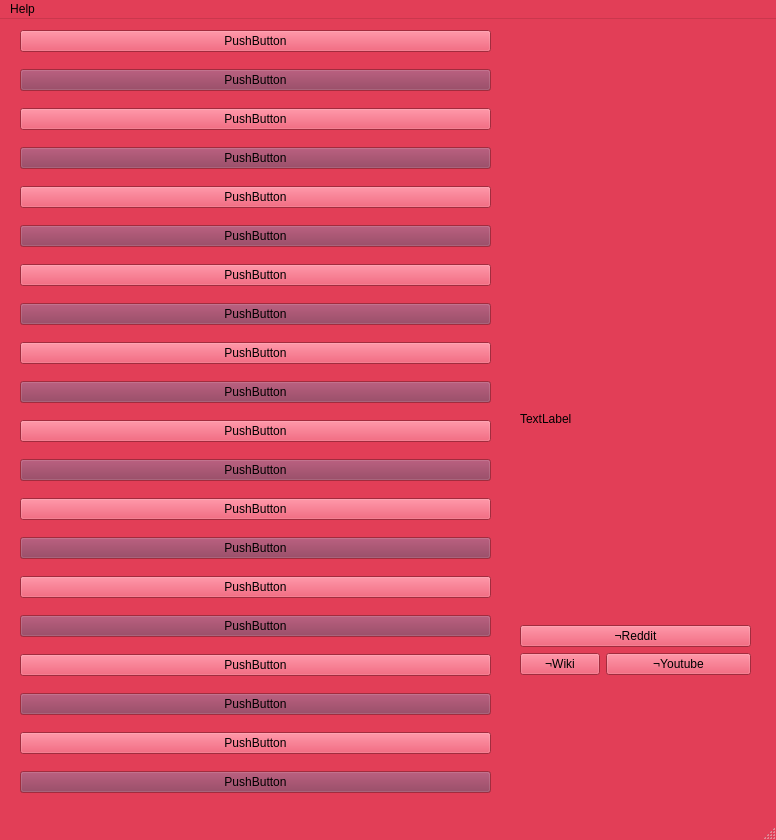
This is topUpcoming.ui in vv020633/WeebGuidance as Qt 5 draws it before an edit. The edited form follows.
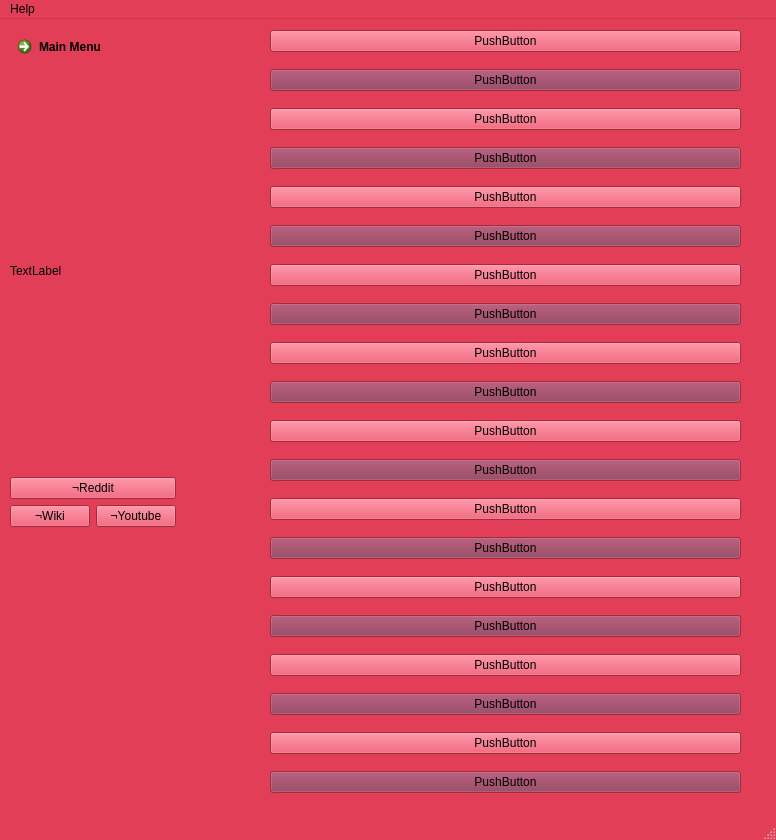
This is the edited form. Icons and pictures are not drawn.

Commit message: Bug fixes + cleaning up discover series menu. Inclusion of randomization function to the button as well as attaching links to the appended text

What changed in the file:
```diff
--- a/topUpcoming.ui
+++ b/topUpcoming.ui
@@ -108,7 +108,7 @@
    <widget class="QWidget" name="layoutWidget">
     <property name="geometry">
      <rect>
-      <x>20</x>
+      <x>270</x>
       <y>0</y>
       <width>501</width>
       <height>801</height>
@@ -699,12 +699,467 @@
    <widget class="QWidget" name="layoutWidget">
     <property name="geometry">
      <rect>
-      <x>520</x>
-      <y>200</y>
+      <x>10</x>
+      <y>10</y>
       <width>231</width>
-      <height>471</height>
+      <height>581</height>
      </rect>
     </property>
+    <layout class="QFormLayout" name="formLayout_2">
+     <item row="0" column="0">
+      <widget class="QCommandLinkButton" name="backButton">
+       <property name="palette">
+        <palette>
+         <active>
+          <colorrole role="WindowText">
+           <brush brushstyle="SolidPattern">
+            <color alpha="255">
+             <red>0</red>
+             <green>0</green>
+             <blue>0</blue>
+            </color>
+           </brush>
+          </colorrole>
+          <colorrole role="Button">
+           <brush brushstyle="SolidPattern">
+            <color alpha="255">
+             <red>226</red>
+             <green>62</green>
+             <blue>87</blue>
+            </color>
+           </brush>
+          </colorrole>
+          <colorrole role="Light">
+           <brush brushstyle="SolidPattern">
+            <color alpha="255">
+             <red>255</red>
+             <green>154</green>
+             <blue>170</blue>
+            </color>
+           </brush>
+          </colorrole>
+          <colorrole role="Midlight">
+           <brush brushstyle="SolidPattern">
+            <color alpha="255">
+             <red>240</red>
+             <green>108</green>
+             <blue>128</blue>
+            </color>
+           </brush>
+          </colorrole>
+          <colorrole role="Dark">
+           <brush brushstyle="SolidPattern">
+            <color alpha="255">
+             <red>113</red>
+             <green>31</green>
+             <blue>43</blue>
+            </color>
+           </brush>
+          </colorrole>
+          <colorrole role="Mid">
+           <brush brushstyle="SolidPattern">
+            <color alpha="255">
+             <red>151</red>
+             <green>41</green>
+             <blue>58</blue>
+            </color>
+           </brush>
+          </colorrole>
+          <colorrole role="Text">
+           <brush brushstyle="SolidPattern">
+            <color alpha="255">
+             <red>0</red>
+             <green>0</green>
+             <blue>0</blue>
+            </color>
+           </brush>
+          </colorrole>
+          <colorrole role="BrightText">
+           <brush brushstyle="SolidPattern">
+            <color alpha="255">
+             <red>255</red>
+             <green>255</green>
+             <blue>255</blue>
+            </color>
+           </brush>
+          </colorrole>
+          <colorrole role="ButtonText">
+           <brush brushstyle="SolidPattern">
+            <color alpha="255">
+             <red>0</red>
+             <green>0</green>
+             <blue>0</blue>
+            </color>
+           </brush>
+          </colorrole>
+          <colorrole role="Base">
+           <brush brushstyle="SolidPattern">
+            <color alpha="255">
+             <red>255</red>
+             <green>255</green>
+             <blue>255</blue>
+            </color>
+           </brush>
+          </colorrole>
+          <colorrole role="Window">
+           <brush brushstyle="SolidPattern">
+            <color alpha="255">
+             <red>226</red>
+             <green>62</green>
+             <blue>87</blue>
+            </color>
+           </brush>
+          </colorrole>
+          <colorrole role="Shadow">
+           <brush brushstyle="SolidPattern">
+            <color alpha="255">
+             <red>0</red>
+             <green>0</green>
+             <blue>0</blue>
+            </color>
+           </brush>
+          </colorrole>
+          <colorrole role="AlternateBase">
+           <brush brushstyle="SolidPattern">
+            <color alpha="255">
+             <red>240</red>
+             <green>158</green>
+             <blue>171</blue>
+            </color>
+           </brush>
+          </colorrole>
+          <colorrole role="ToolTipBase">
+           <brush brushstyle="SolidPattern">
+            <color alpha="255">
+             <red>255</red>
+             <green>255</green>
+             <blue>220</blue>
+            </color>
+           </brush>
+          </colorrole>
+          <colorrole role="ToolTipText">
+           <brush brushstyle="SolidPattern">
+            <color alpha="255">
+             <red>0</red>
+             <green>0</green>
+             <blue>0</blue>
+            </color>
+           </brush>
+          </colorrole>
+          <colorrole role="PlaceholderText">
+           <brush brushstyle="SolidPattern">
+            <color alpha="128">
+             <red>0</red>
+             <green>0</green>
+             <blue>0</blue>
+            </color>
+           </brush>
+          </colorrole>
+         </active>
+         <inactive>
+          <colorrole role="WindowText">
+           <brush brushstyle="SolidPattern">
+            <color alpha="255">
+             <red>0</red>
+             <green>0</green>
+             <blue>0</blue>
+            </color>
+           </brush>
+          </colorrole>
+          <colorrole role="Button">
+           <brush brushstyle="SolidPattern">
+            <color alpha="255">
+             <red>226</red>
+             <green>62</green>
+             <blue>87</blue>
+            </color>
+           </brush>
+          </colorrole>
+          <colorrole role="Light">
+           <brush brushstyle="SolidPattern">
+            <color alpha="255">
+             <red>255</red>
+             <green>154</green>
+             <blue>170</blue>
+            </color>
+           </brush>
+          </colorrole>
+          <colorrole role="Midlight">
+           <brush brushstyle="SolidPattern">
+            <color alpha="255">
+             <red>240</red>
+             <green>108</green>
+             <blue>128</blue>
+            </color>
+           </brush>
+          </colorrole>
+          <colorrole role="Dark">
+           <brush brushstyle="SolidPattern">
+            <color alpha="255">
+             <red>113</red>
+             <green>31</green>
+             <blue>43</blue>
+            </color>
+           </brush>
+          </colorrole>
+          <colorrole role="Mid">
+           <brush brushstyle="SolidPattern">
+            <color alpha="255">
+             <red>151</red>
+             <green>41</green>
+             <blue>58</blue>
+            </color>
+           </brush>
+          </colorrole>
+          <colorrole role="Text">
+           <brush brushstyle="SolidPattern">
+            <color alpha="255">
+             <red>0</red>
+             <green>0</green>
+             <blue>0</blue>
+            </color>
+           </brush>
+          </colorrole>
+          <colorrole role="BrightText">
+           <brush brushstyle="SolidPattern">
+            <color alpha="255">
+             <red>255</red>
+             <green>255</green>
+             <blue>255</blue>
+            </color>
+           </brush>
+          </colorrole>
+          <colorrole role="ButtonText">
+           <brush brushstyle="SolidPattern">
+            <color alpha="255">
+             <red>0</red>
+             <green>0</green>
+             <blue>0</blue>
+            </color>
+           </brush>
+          </colorrole>
+          <colorrole role="Base">
+           <brush brushstyle="SolidPattern">
+            <color alpha="255">
+             <red>255</red>
+             <green>255</green>
+             <blue>255</blue>
+            </color>
+           </brush>
+          </colorrole>
+          <colorrole role="Window">
+           <brush brushstyle="SolidPattern">
+            <color alpha="255">
+             <red>226</red>
+             <green>62</green>
+             <blue>87</blue>
+            </color>
+           </brush>
+          </colorrole>
+          <colorrole role="Shadow">
+           <brush brushstyle="SolidPattern">
+            <color alpha="255">
+             <red>0</red>
+             <green>0</green>
+             <blue>0</blue>
+            </color>
+           </brush>
+          </colorrole>
+          <colorrole role="AlternateBase">
+           <brush brushstyle="SolidPattern">
+            <color alpha="255">
+             <red>240</red>
+             <green>158</green>
+             <blue>171</blue>
+            </color>
+           </brush>
+          </colorrole>
+          <colorrole role="ToolTipBase">
+           <brush brushstyle="SolidPattern">
+            <color alpha="255">
+             <red>255</red>
+             <green>255</green>
+             <blue>220</blue>
+            </color>
+           </brush>
+          </colorrole>
+          <colorrole role="ToolTipText">
+           <brush brushstyle="SolidPattern">
+            <color alpha="255">
+             <red>0</red>
+             <green>0</green>
+             <blue>0</blue>
+            </color>
+           </brush>
+          </colorrole>
+          <colorrole role="PlaceholderText">
+           <brush brushstyle="SolidPattern">
+            <color alpha="128">
+             <red>0</red>
+             <green>0</green>
+             <blue>0</blue>
+            </color>
+           </brush>
+          </colorrole>
+         </inactive>
+         <disabled>
+          <colorrole role="WindowText">
+           <brush brushstyle="SolidPattern">
+            <color alpha="255">
+             <red>113</red>
+             <green>31</green>
+             <blue>43</blue>
+            </color>
+           </brush>
+          </colorrole>
+          <colorrole role="Button">
+           <brush brushstyle="SolidPattern">
+            <color alpha="255">
+             <red>226</red>
+             <green>62</green>
+             <blue>87</blue>
+            </color>
+           </brush>
+          </colorrole>
+          <colorrole role="Light">
+           <brush brushstyle="SolidPattern">
+            <color alpha="255">
+             <red>255</red>
+             <green>154</green>
+             <blue>170</blue>
+            </color>
+           </brush>
+          </colorrole>
+          <colorrole role="Midlight">
+           <brush brushstyle="SolidPattern">
+            <color alpha="255">
+             <red>240</red>
+             <green>108</green>
+             <blue>128</blue>
+            </color>
+           </brush>
+          </colorrole>
+          <colorrole role="Dark">
+           <brush brushstyle="SolidPattern">
+            <color alpha="255">
+             <red>113</red>
+             <green>31</green>
+             <blue>43</blue>
+            </color>
+           </brush>
+          </colorrole>
+          <colorrole role="Mid">
+           <brush brushstyle="SolidPattern">
+            <color alpha="255">
+             <red>151</red>
+             <green>41</green>
+             <blue>58</blue>
+            </color>
+           </brush>
+          </colorrole>
+          <colorrole role="Text">
+           <brush brushstyle="SolidPattern">
+            <color alpha="255">
+             <red>113</red>
+             <green>31</green>
+             <blue>43</blue>
+            </color>
+           </brush>
+          </colorrole>
+          <colorrole role="BrightText">
+           <brush brushstyle="SolidPattern">
+            <color alpha="255">
+             <red>255</red>
+             <green>255</green>
+             <blue>255</blue>
+            </color>
+           </brush>
+          </colorrole>
+          <colorrole role="ButtonText">
+           <brush brushstyle="SolidPattern">
+            <color alpha="255">
+             <red>113</red>
+             <green>31</green>
+             <blue>43</blue>
+            </color>
+           </brush>
+          </colorrole>
+          <colorrole role="Base">
+           <brush brushstyle="SolidPattern">
+            <color alpha="255">
+             <red>226</red>
+             <green>62</green>
+             <blue>87</blue>
+            </color>
+           </brush>
+          </colorrole>
+          <colorrole role="Window">
+           <brush brushstyle="SolidPattern">
+            <color alpha="255">
+             <red>226</red>
+             <green>62</green>
+             <blue>87</blue>
+            </color>
+           </brush>
+          </colorrole>
+          <colorrole role="Shadow">
+           <brush brushstyle="SolidPattern">
+            <color alpha="255">
+             <red>0</red>
+             <green>0</green>
+             <blue>0</blue>
+            </color>
+           </brush>
+          </colorrole>
+          <colorrole role="AlternateBase">
+           <brush brushstyle="SolidPattern">
+            <color alpha="255">
+             <red>226</red>
+             <green>62</green>
+             <blue>87</blue>
+            </color>
+           </brush>
+          </colorrole>
+          <colorrole role="ToolTipBase">
+           <brush brushstyle="SolidPattern">
+            <color alpha="255">
+             <red>255</red>
+             <green>255</green>
+             <blue>220</blue>
+            </color>
+           </brush>
+          </colorrole>
+          <colorrole role="ToolTipText">
+           <brush brushstyle="SolidPattern">
+            <color alpha="255">
+             <red>0</red>
+             <green>0</green>
+             <blue>0</blue>
+            </color>
+           </brush>
+          </colorrole>
+          <colorrole role="PlaceholderText">
+           <brush brushstyle="SolidPattern">
+            <color alpha="128">
+             <red>0</red>
+             <green>0</green>
+             <blue>0</blue>
+            </color>
+           </brush>
+          </colorrole>
+         </disabled>
+        </palette>
+       </property>
+       <property name="text">
+        <string>Main Menu</string>
+       </property>
+       <property name="icon">
+        <iconset theme="back">
+         <normaloff>.</normaloff>.</iconset>
+       </property>
+      </widget>
+     </item>
+     <item row="1" column="0">
     <layout class="QFormLayout" name="formLayout">
      <item row="0" column="0" colspan="2">
       <widget class="QLabel" name="top_img">
@@ -821,6 +1276,8 @@
         <string>¬Youtube</string>
        </property>
       </widget>
+       </item>
+      </layout>
      </item>
     </layout>
    </widget>
```
Lines whose indentation alone changed are shown as unchanged. The commit also changes 2 other files.
